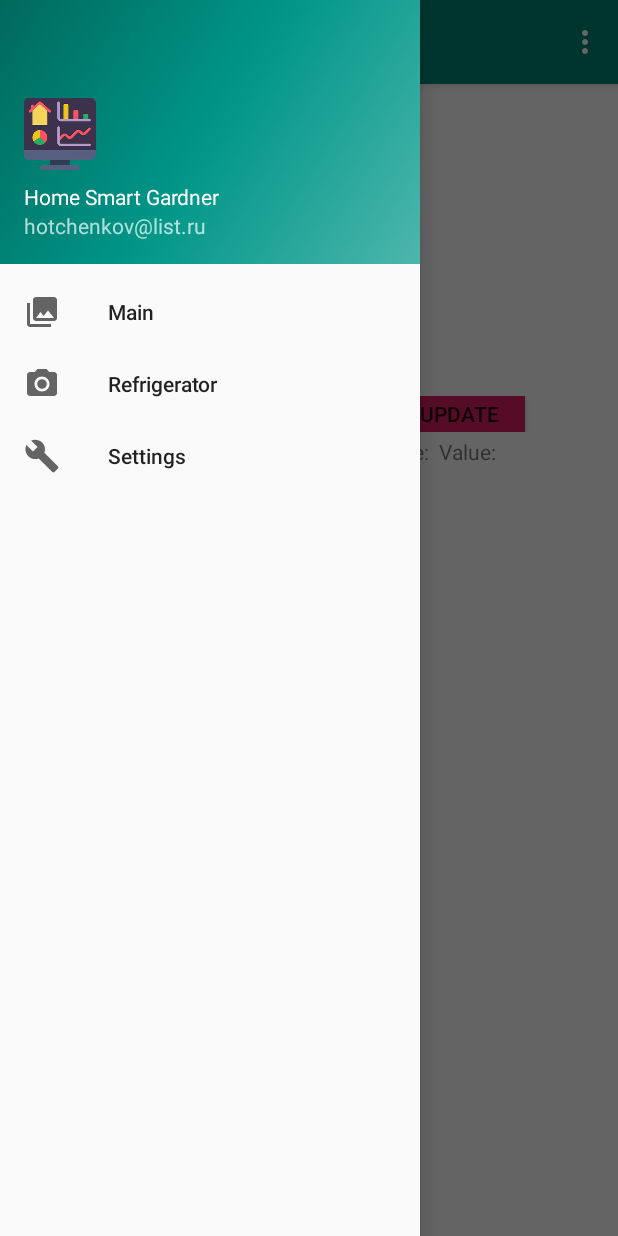
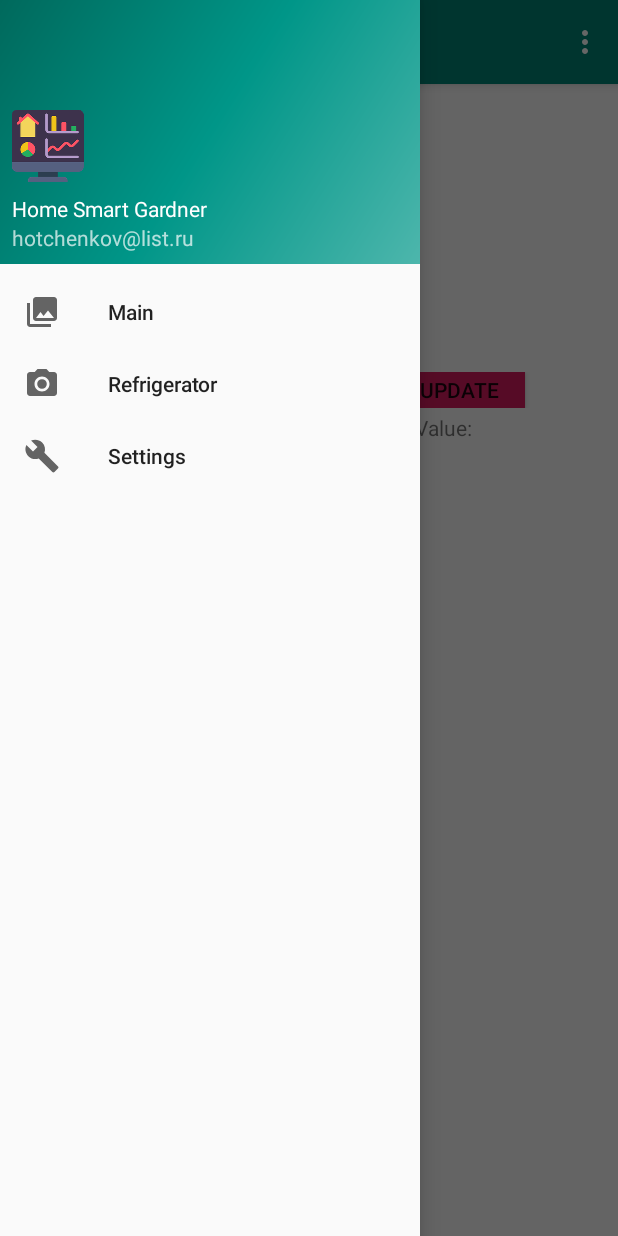
Before and after one commit to cadovnikxyan/HomeSmartGardner, an Android app: the screen it shows after launch (MainActivity), with the side drawer open, on a phone screen of 412 x 824 dp. Run offline under Robolectric (Android 15) with nearby library versions, the phone set to English and light mode, and no system bars; libraries missing offline, so code that uses them is left out: com.github.mikephil.charting; plain views replace LineChart; pictures from the network do not load; 28 statements that could not run were skipped.

Commit message:
Added progress spinner, changed margin for refrigerator

```diff
--- a/app/src/main/java/com/cadovnik/homesmartgardner/MainActivity.java
+++ b/app/src/main/java/com/cadovnik/homesmartgardner/MainActivity.java
@@ -3,7 +3,6 @@ package com.cadovnik.homesmartgardner;
 import android.os.Bundle;
 
 import android.support.v4.app.Fragment;
-import android.support.v4.app.FragmentManager;
 import android.support.v4.app.FragmentTransaction;
 
 import android.support.design.widget.NavigationView;
--- a/app/src/main/res/layout/refrigerate_chart.xml
+++ b/app/src/main/res/layout/refrigerate_chart.xml
@@ -75,4 +75,10 @@
             android:text="Get Lasted"
             android:background="@color/colorAccent"/>
     </LinearLayout>
+    <ProgressBar
+        android:id="@+id/progressBar1"
+        style="?android:attr/progressBarStyleSmall"
+        android:layout_width="wrap_content"
+        android:layout_height="wrap_content"
+        android:layout_centerHorizontal="true" />
 </android.support.constraint.ConstraintLayout>
--- a/app/src/main/res/values/dimens.xml
+++ b/app/src/main/res/values/dimens.xml
@@ -1,8 +1,8 @@
 <resources>
     <!-- Default screen margins, per the Android Design guidelines. -->
-    <dimen name="activity_horizontal_margin">16dp</dimen>
-    <dimen name="activity_vertical_margin">16dp</dimen>
+    <dimen name="activity_horizontal_margin">8dp</dimen>
+    <dimen name="activity_vertical_margin">8dp</dimen>
     <dimen name="nav_header_vertical_spacing">8dp</dimen>
     <dimen name="nav_header_height">176dp</dimen>
-    <dimen name="fab_margin">16dp</dimen>
+    <dimen name="fab_margin">8dp</dimen>
 </resources>
```
Also changed, not shown: app/src/main/java/com/cadovnik/homesmartgardner/RefigeratorFragment.java (+35 -34 lines).
